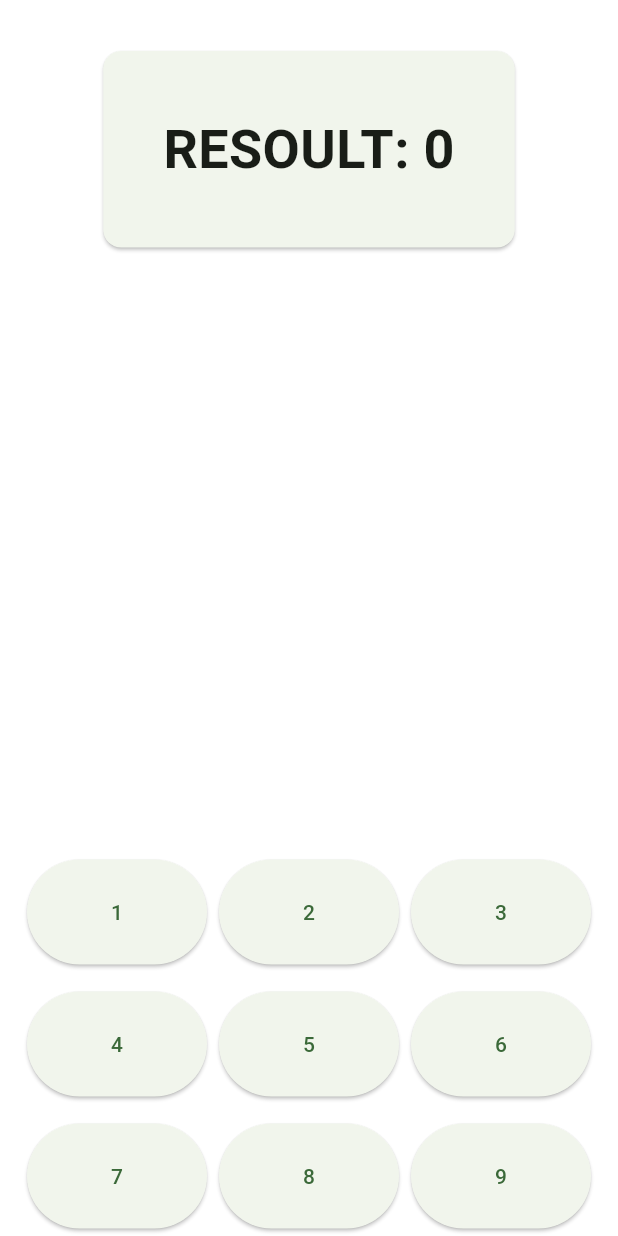
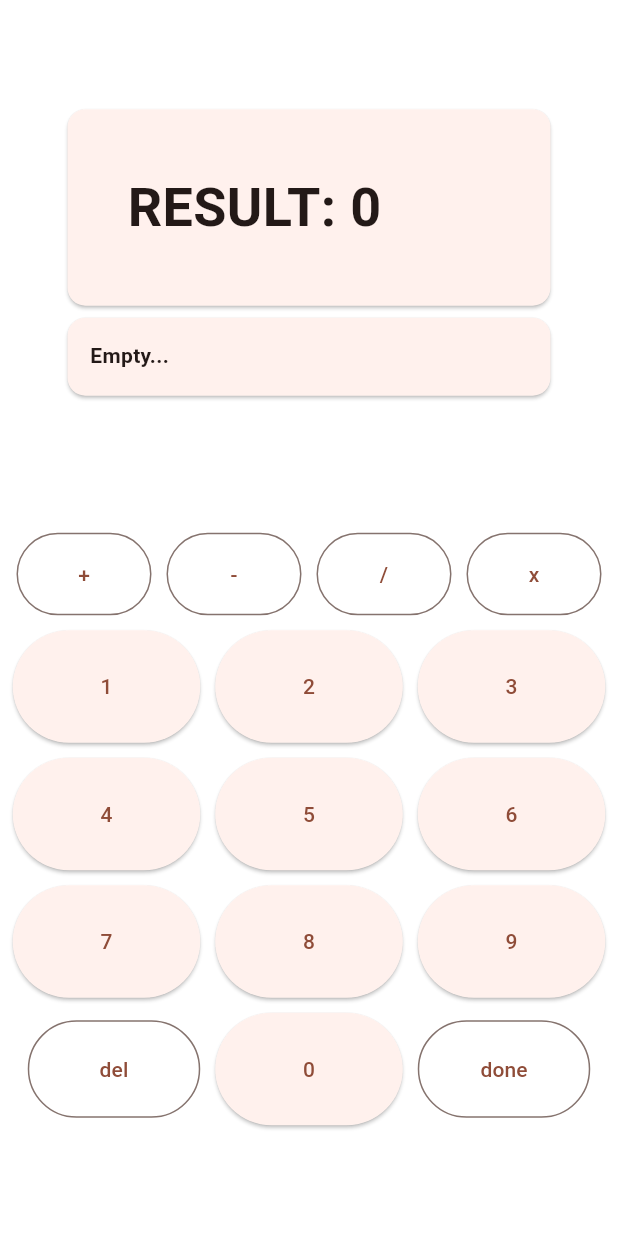
Before and after one commit to flesher-code/calculator, a Flutter app: the screen it shows after launch, on a phone screen of 412 x 824 dp. Run offline on Flutter 3.47's test engine with Material 3 defaults, Android fonts, the phone set to English and light mode, and no system bars.

Commit message:
calculator ver. 2

```diff
--- a/dev/calculator/lib/button.dart
+++ b/dev/calculator/lib/button.dart
@@ -1,58 +1,29 @@
 import 'package:flutter/material.dart';
-import 'main.dart';
 
-class MyButton extends StatelessWidget {
-  MyButton({super.key, required this.buttonIndex, theme});
+class CalculatorButton extends StatelessWidget {
+  const CalculatorButton({
+    super.key,
+    required this.label,
+    required this.onPressed,
+    this.isAction = false,
+  });
 
-  int buttonIndex;
-  var theme;
-
-  void valueToMain() {
-    if (valueAction.isEmpty) {
-      value1 = value1 + buttonIndex.toString();
-    } else {
-      value2 = value2 + buttonIndex.toString();
-    }
-  }
+  final String label;
+  final VoidCallback onPressed;
+  final bool isAction;
 
   @override
   Widget build(BuildContext context) {
     return Padding(
-      padding: const EdgeInsets.all(4),
+      padding: const EdgeInsets.all(5),
       child: SizedBox(
-        width: 120,
-        height: 70,
-        child: ElevatedButton(
-          onPressed: () => valueToMain(),
-          child: Text('$buttonIndex'),
-          style: theme,
-        ),
+        width: isAction ? 90 : 125,
+        height: isAction ? 55 : 75,
+        child:
+            isAction
+                ? OutlinedButton(onPressed: onPressed, child: Text(label))
+                : ElevatedButton(onPressed: onPressed, child: Text(label)),
       ),
     );
   }
 }
-
-class MyAction extends StatelessWidget {
-  MyAction({super.key, required this.action});
-
-  String action;
-
-  void actionToMain() {
-    valueAction = action;
-  }
-
-  @override
-  Widget build(BuildContext context) {
-    return Padding(
-      padding: const EdgeInsets.all(4),
-      child: SizedBox(
-        width: 120,
-        height: 55,
-        child: OutlinedButton(
-          onPressed: () => actionToMain(),
-          child: Text(action),
-        ),
-      ),
-    );
-  }
-}
--- a/dev/calculator/lib/main.dart
+++ b/dev/calculator/lib/main.dart
@@ -2,144 +2,190 @@ import 'package:flutter/material.dart';
 import './button.dart';
 
 void main() {
-  runApp(MyApp());
+  runApp(const MyApp());
 }
 
 class MyApp extends StatelessWidget {
+  const MyApp({super.key});
+
   @override
   Widget build(BuildContext context) {
     return MaterialApp(
       theme: ThemeData(
-        colorScheme: ColorScheme.fromSeed(seedColor: Colors.green),
+        colorScheme: ColorScheme.fromSeed(seedColor: Colors.deepOrange),
         scaffoldBackgroundColor: Colors.white,
       ),
-      home: Scaffold(body: MyHomePage()),
+      home: Scaffold(body: Home()),
     );
   }
 }
 
-class MyHomePage extends StatelessWidget {
+class Home extends StatefulWidget {
+  const Home({super.key});
+
   @override
-  Widget build(BuildContext context) {
-    return Scaffold(
-      body: Center(child: Column(children: [SizedBox(height: 30), Buttons()])),
-    );
-  }
+  State<Home> createState() => _HomeState();
 }
 
-class Buttons extends StatefulWidget {
-  const Buttons({super.key});
-
-  @override
-  State<Buttons> createState() => _ButtonsState();
-}
-
+class _HomeState extends State<Home> {
   String value1 = '';
   String value2 = '';
-String valueAction = '';
-int resoult = 0;
-bool resetResoult = false;
+  String operation = '';
+  num result = 0;
+  final listOperators = ['+', '-', '/', 'x'];
+  String history = '';
 
-class _ButtonsState extends State<Buttons> {
   void clearAll() {
     setState(() {
       value1 = '';
       value2 = '';
-      valueAction = '';
-      resoult = 0;
+      operation = '';
+      result = 0;
+      history = '';
     });
   }
 
-  void action(String action) {
-    valueAction = action;
+  void appendDigit(int digit) {
+    if (operation.isEmpty) {
+      value1 = value1 += digit.toString();
+    } else {
+      value2 = value2 += digit.toString();
+    }
+    setState(() {
+      history = history + digit.toString();
+    });
   }
 
-  void getResoult() {
-    int num1;
-    int num2;
-    try {
-      num1 = int.parse(value1);
-      num2 = int.parse(value2);
-    } catch (e) {
-      num1 = 0;
-      num2 = 0;
-    }
-    switch (valueAction) {
-      case '+':
+  void setOperation(String op) {
     setState(() {
-          resoult = num1 + num2;
-        });
-      case '-':
-        setState(() {
-          resoult = num1 - num2;
+      operation = op;
+      history = history + op;
     });
   }
+
+  void calculateResult() {
+    final num num1 = num.parse(value1);
+    final num num2 = num.parse(value2);
+
+    setState(() {
+      switch (operation) {
+        case '+':
+          result = num1 + num2;
+        case '-':
+          result = num1 - num2;
+        case 'x':
+          result = num1 * num2;
+        case '/':
+          result = num1 / num2;
+        default:
+          result = 0;
+      }
+      result = num.parse(result.toStringAsFixed(3));
       value1 = '';
       value2 = '';
-    valueAction = '';
+      operation = '';
+    });
   }
 
   @override
   Widget build(BuildContext context) {
+    double myHeight = MediaQuery.of(context).size.height;
+    double sized;
+    late double? coff;
+
+    coff = 4;
+    switch (myHeight) {
+      case > 1000:
+        coff = coff;
+      case > 900:
+        coff += 1;
+      case > 825:
+        coff += 3;
+      case > 725:
+        coff += 6;
+      case <= 725:
+        coff = null;
+    }
+
+    sized = (coff == null) ? 0 : myHeight / coff;
+    debugPrint('h: $myHeight s: $sized');
+
     return Column(
+      mainAxisAlignment: MainAxisAlignment.center,
       children: [
-        CardResoult(),
-        SizedBox(height: 400),
+        SizedBox(
+          width: 330,
+          child: Card(
+            child: Padding(
+              padding: const EdgeInsets.all(40),
+              child: Text(
+                'RESULT: $result',
+                style: const TextStyle(
+                  fontSize: 36,
+                  fontWeight: FontWeight.bold,
+                ),
+              ),
+            ),
+          ),
+        ),
+        SizedBox(
+          width: 330,
+          height: 60,
+
+          child: Card(
+            child: Padding(
+              padding: const EdgeInsets.all(15),
+              child: Text(
+                history.isEmpty ? 'Empty...' : history,
+                style: TextStyle(fontWeight: FontWeight.w600),
+              ),
+            ),
+          ),
+        ),
+        SizedBox(height: sized),
+
+        Row(
+          mainAxisSize: MainAxisSize.min,
+          children: [
+            for (int a = 0; a <= 3; a++)
+              CalculatorButton(
+                label: listOperators[a],
+                onPressed: () => setOperation(listOperators[a]),
+                isAction: true,
+              ),
+          ],
+        ),
+        for (int i = 0; i < 3; i++)
           Row(
             mainAxisAlignment: MainAxisAlignment.center,
             children: [
-            MyButton(buttonIndex: 1),
-            MyButton(buttonIndex: 2),
-            MyButton(buttonIndex: 3),
-          ],
-        ),
-        SizedBox(height: 10),
-        Row(
-          mainAxisAlignment: MainAxisAlignment.center,
-          children: [
-            MyButton(buttonIndex: 4),
-            MyButton(buttonIndex: 5),
-            MyButton(buttonIndex: 6),
-          ],
-        ),
-        SizedBox(height: 10),
-        Row(
-          mainAxisAlignment: MainAxisAlignment.center,
-          children: [
-            MyButton(buttonIndex: 7),
-            MyButton(buttonIndex: 8),
-            MyButton(buttonIndex: 9),
-          ],
-        ),
-        Row(
-          mainAxisAlignment: MainAxisAlignment.center,
-          children: [
-            SizedBox(height: 100),
-            MyAction(action: '+'),
-            MyAction(action: '-'),
-
-            Padding(
-              padding: const EdgeInsets.all(4),
-              child: SizedBox(
-                width: 120,
-                height: 55,
-                child: OutlinedButton(
-                  onPressed: () => clearAll(),
-                  child: Text('X'),
-                ),
-              ),
+              for (int f = 1; f <= 3; f++)
+                CalculatorButton(
+                  label: '${i * 3 + f}',
+                  onPressed: () => appendDigit(i * 3 + f),
                 ),
             ],
           ),
         Row(
-          mainAxisAlignment: MainAxisAlignment.center,
+          mainAxisSize: MainAxisSize.min,
           children: [
             SizedBox(
-              width: 380,
-              height: 50,
-              child: OutlinedButton(
-                onPressed: () => getResoult(),
-                child: Text('done'),
+              width: 125,
+              height: 75,
+              child: CalculatorButton(
+                label: 'del',
+                onPressed: clearAll,
+                isAction: true,
+              ),
+            ),
+            CalculatorButton(label: '0', onPressed: () => appendDigit(0)),
+            SizedBox(
+              width: 125,
+              height: 75,
+              child: CalculatorButton(
+                label: 'done',
+                onPressed: () => calculateResult(),
+                isAction: true,
               ),
             ),
           ],
@@ -148,19 +194,3 @@ class _ButtonsState extends State<Buttons> {
     );
   }
 }
-
-class CardResoult extends StatelessWidget {
-  var cardText = TextStyle(fontSize: 36, fontWeight: FontWeight.bold);
-
-  CardResoult({super.key});
-
-  @override
-  Widget build(BuildContext context) {
-    return Card(
-      child: Padding(
-        padding: const EdgeInsets.all(40),
-        child: Text('RESOULT: $resoult', style: cardText),
-      ),
-    );
-  }
-}
```
Lines whose indentation alone changed are shown as unchanged.
